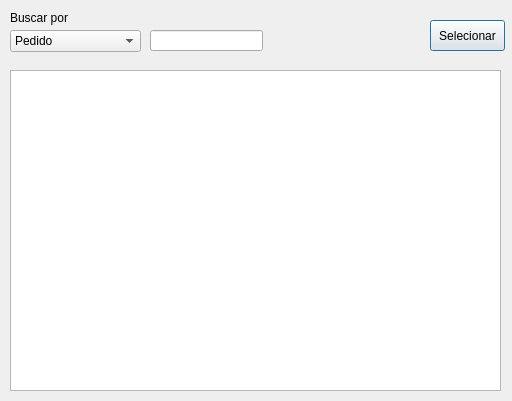
Qt form GUI/BuscarPedido/BuscarPedido.ui (Aniroth/WM-Lages) before a commit.
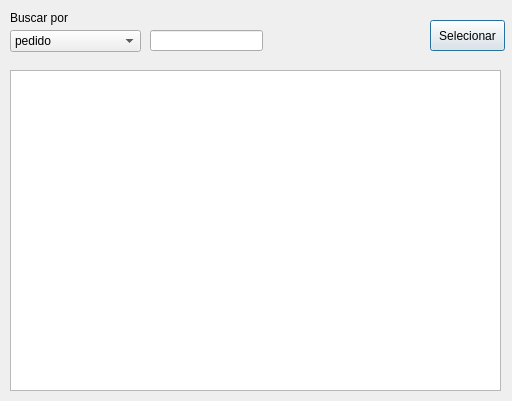
The same form after that commit.

The edit to the form file:
```diff
--- a/GUI/BuscarPedido/BuscarPedido.ui
+++ b/GUI/BuscarPedido/BuscarPedido.ui
@@ -37,7 +37,7 @@
    </property>
    <item>
     <property name="text">
-     <string>Pedido</string>
+     <string>pedido</string>
     </property>
    </item>
    <item>
```
Left out of the diff: 8 changed lines with no effect on the pictures.
